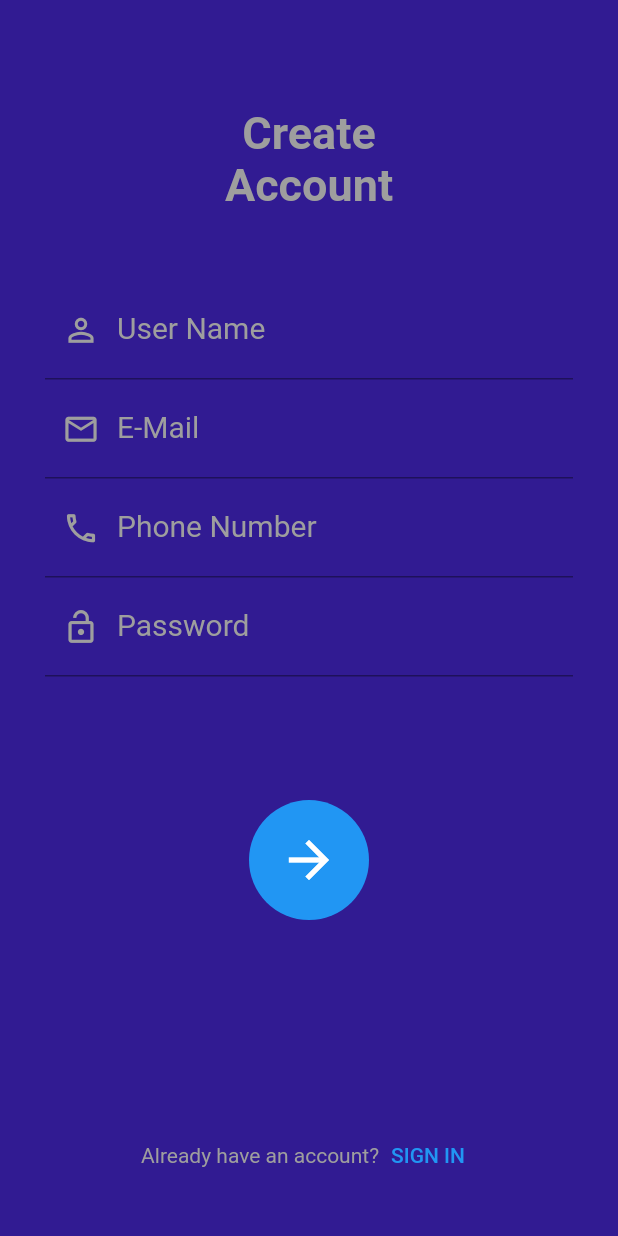
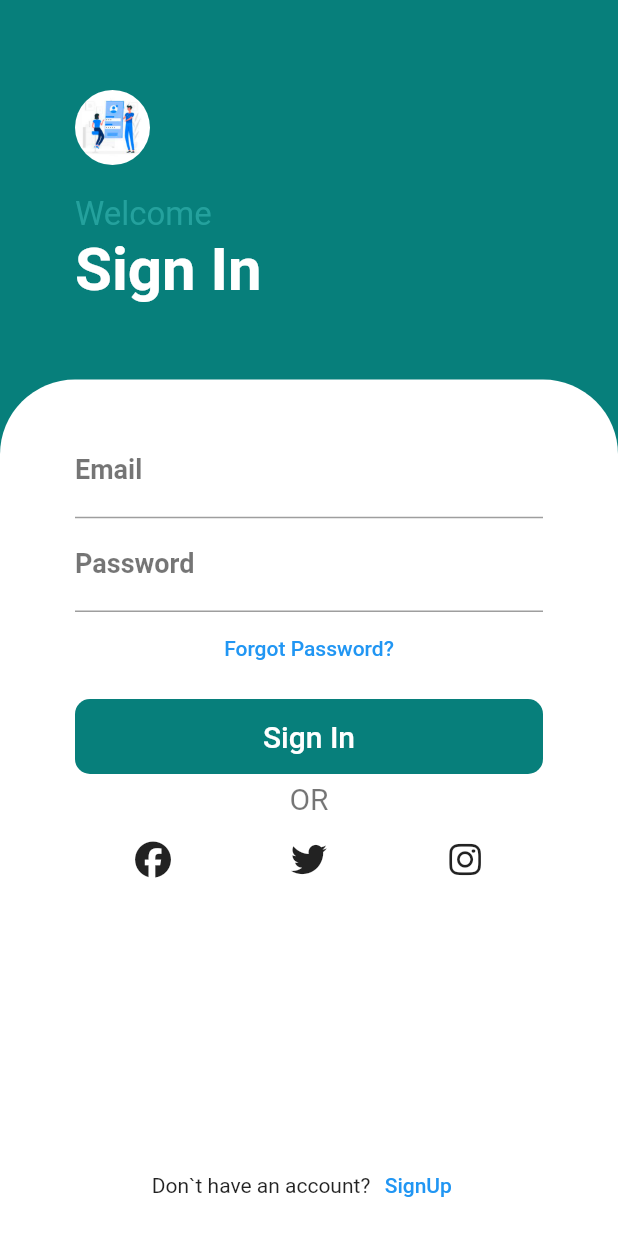
Before and after one commit to MurodTuraev/flutter_advanced2, a Flutter app: the screen it shows after launch, on a phone screen of 412 x 824 dp. Run offline on Flutter 3.47's test engine with Material 2 defaults, Android fonts, the phone set to English and light mode, and no system bars; our stand-ins replace flutter_secure_storage, font_awesome_flutter, get_storage, hive_flutter, shared_preferences; accounts and stored records are empty.

Commit message:
get_storage2

```diff
--- a/lib/main.dart
+++ b/lib/main.dart
@@ -1,5 +1,7 @@
 import 'package:flutter/material.dart';
 import 'package:flutter_advanced2/pages/home_page.dart';
+import 'package:flutter_advanced2/pages/login/sign_in.dart';
+import 'package:flutter_advanced2/pages/login/sign_up.dart';
 import 'package:flutter_advanced2/pages/register_page.dart';
 import 'package:get_storage/get_storage.dart';
 import 'package:hive_flutter/adapters.dart';
@@ -20,10 +22,12 @@ class MyApp extends StatelessWidget {
       theme: ThemeData(
         primarySwatch: Colors.blue,
       ),
-      home: const RegisterPage(),
+      home: const SignIn(),
       routes: {
         HomePage.id: (context) => HomePage(),
-        RegisterPage.id: (context) => RegisterPage()
+        RegisterPage.id: (context) => RegisterPage(),
+        SignUp.id: (context) => SignUp(),
+        SignIn.id: (context) => SignIn()
       },
     );
   }
--- /dev/null
+++ b/lib/pages/login/sign_in.dart
@@ -0,0 +1,147 @@
+import 'package:flutter/material.dart';
+import 'package:flutter_advanced2/model/login.dart';
+import 'package:flutter_advanced2/pages/login/sign_up.dart';
+import 'package:flutter_advanced2/sevice/gs_service.dart';
+import 'package:font_awesome_flutter/font_awesome_flutter.dart';
+
+class SignIn extends StatefulWidget {
+  const SignIn({Key? key}) : super(key: key);
+  static final String id = "sign_in";
+
+  @override
+  State<SignIn> createState() => _SignInState();
+}
+
+class _SignInState extends State<SignIn> {
+  var login;
+  var pass;
+  final loginController = TextEditingController();
+  final passController = TextEditingController();
+  @override
+  Widget build(BuildContext context) {
+    return Scaffold(
+      backgroundColor: Color.fromRGBO(7, 127, 123, 1),
+      resizeToAvoidBottomInset: false,
+      body: Column(
+        children: [
+          Container(
+            width: MediaQuery.of(context).size.width,
+            // height: MediaQuery.of(context).size.height,
+            padding: EdgeInsets.only(top: 60, bottom: 50, left: 50, right: 30),
+            color: const Color.fromRGBO(7, 127, 123, 1),
+            child: Column(
+              crossAxisAlignment: CrossAxisAlignment.start,
+              mainAxisAlignment: MainAxisAlignment.start,
+              children: [
+                Container(
+                  height: 50,
+                  width: 50,
+                  decoration: BoxDecoration(
+                    borderRadius: BorderRadius.circular(25),
+                    image: DecorationImage(
+                      image: AssetImage('assets/images/img.png'),
+                      fit: BoxFit.cover
+                    )
+                  ),
+                ),
+                SizedBox(height: 20,),
+                Text("Welcome", style: TextStyle(color: Color.fromRGBO(36, 161, 157, 1),fontSize: 22),),
+                Text("Sign In", style: TextStyle(color: Colors.white, fontSize: 40, fontWeight: FontWeight.bold),)
+              ],
+            ),
+          ),
+          Expanded(
+            child: Container(
+              decoration: BoxDecoration(
+                borderRadius: BorderRadius.only(topRight: Radius.circular(50), topLeft: Radius.circular(50),),
+                color: Colors.white,
+              ),
+              padding: EdgeInsets.only(left: 50,right: 50, top: 30, bottom: 10),
+              child: Column(
+                children: [
+                  Expanded(
+                    child: Column(
+                      children: [
+                        TextFormField(
+                          controller: loginController,
+                          decoration: InputDecoration(
+                              label: Text("Email", style: TextStyle(color: Colors.black54, fontSize: 18, fontWeight: FontWeight.bold),)
+                          ),
+                          style: TextStyle(color: Colors.black54, fontSize: 18),
+                        ),
+                        TextFormField(
+                          controller: passController,
+                          decoration: InputDecoration(
+                              label: Text("Password", style: TextStyle(color: Colors.black54, fontSize: 18, fontWeight: FontWeight.bold),)
+                          ),
+                          style: TextStyle(color: Colors.black54, fontSize: 18),
+                        ),
+                        TextButton(onPressed: (){}, child: Text("Forgot Password?")),
+                        SizedBox(height: 10,),
+                        Container(
+                          height: 50,
+                          width: MediaQuery.of(context).size.width,
+                          decoration: BoxDecoration(
+                              borderRadius: BorderRadius.circular(10),
+                              color: Color.fromRGBO(7, 127, 123, 1)
+                          ),
+                          child: TextButton(
+                            onPressed: (){
+                              setState(() {
+                                login = loginController.text;
+                                pass = passController.text;
+                                var user = User(login, pass);
+
+                                GetService.storeUser(user);
+                                print(GetService.loadUser());
+                              });
+                            },
+                            child: Text("Sign In", style: TextStyle(color: Colors.white, fontSize: 20),),
+                          ),
+                        ),
+                        SizedBox(height: 5,),
+                        Text("OR", style: TextStyle(fontSize: 20, color: Colors.black54),),
+                        SizedBox(height: 5,),
+                        Row(
+                          children: [
+                            Expanded(
+                              child: IconButton(
+                                icon: FaIcon(FontAwesomeIcons.facebook),
+                                onPressed: (){},
+                              ),
+                            ),
+                            Expanded(
+                              child: IconButton(
+                                icon: FaIcon(FontAwesomeIcons.twitter),
+                                onPressed: (){},
+                              ),
+                            ),
+                            Expanded(
+                              child: IconButton(
+                                icon: FaIcon(FontAwesomeIcons.instagram),
+                                onPressed: (){print("insta pressed");},
+                              ),
+                            ),
+                          ],
+                        ),
+                      ],
+                    ),
+                  ),
+                  Row(
+                    mainAxisAlignment: MainAxisAlignment.center,
+                    children: [
+                      Text("Don`t have an account?"),
+                      TextButton(onPressed: (){
+                        Navigator.pushNamed(context, SignUp.id);
+                      }, child: Text("SignUp"))
+                    ],
+                  )
+                ],
+              ),
+            ),
+          )
+        ],
+      ),
+    );
+  }
+}
--- a/pubspec.yaml
+++ b/pubspec.yaml
@@ -18,6 +18,7 @@ dependencies:
   hive: ^2.2.3
   hive_flutter: ^1.1.0
   get_storage: ^2.1.1
+  font_awesome_flutter: ^10.4.0
 
 dev_dependencies:
   flutter_test:
```
Also changed, not shown: lib/pages/login/sign_up.dart (added, +143 -0 lines), pubspec.lock.
